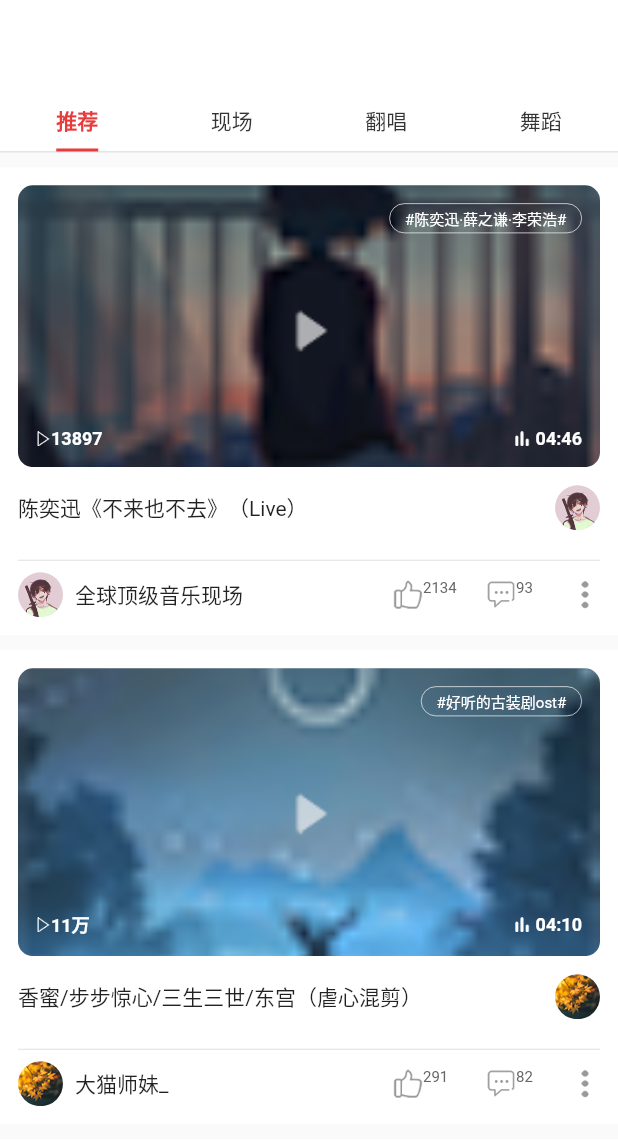
After one commit to huang-weilong/flutter_netease_cloud_music, a Flutter app: the VideoPage screen opened directly, on a phone screen of 412 x 824 dp. The commit adds this screen. Shown: the top 1145 px of the screen. Run offline on Flutter 3.47's test engine with Material 2 defaults, Android fonts, the light colour scheme and no system bars.

Commit message:
视频页

```diff
--- a/lib/constants/f_color.dart
+++ b/lib/constants/f_color.dart
@@ -1,14 +1,14 @@
 import 'package:flutter/material.dart';
 
 class FColor {
-  static final Color primary = Color(0xffe83c3c);
-  static final Color all3 = Color(0xff333333);
-  static final Color all5 = Color(0xff555555);
-  static final Color all6 = Color(0xff666666);
-  static final Color all7 = Color(0xff777777);
-  static final Color all8 = Color(0xff888888);
-  static final Color all9 = Color(0xff999999);
-  static final Color allC = Color(0xffcccccc);
-  static final Color allD = Color(0xffdddddd);
-  static final Color allE = Color(0xffeeeeee);
+  static const Color primary = Color(0xffe83c3c);
+  static const Color all3 = Color(0xff333333);
+  static const Color all5 = Color(0xff555555);
+  static const Color all6 = Color(0xff666666);
+  static const Color all7 = Color(0xff777777);
+  static const Color all8 = Color(0xff888888);
+  static const Color all9 = Color(0xff999999);
+  static const Color allC = Color(0xffcccccc);
+  static const Color allD = Color(0xffdddddd);
+  static const Color allE = Color(0xffeeeeee);
 }
--- a/lib/page/home_page.dart
+++ b/lib/page/home_page.dart
@@ -4,6 +4,7 @@ import 'package:flutter_netease_cloud_music/page/cloud_village_page.dart';
 import 'package:flutter_netease_cloud_music/page/discovery_page.dart';
 import 'package:flutter_netease_cloud_music/page/drawer_page.dart';
 import 'package:flutter_netease_cloud_music/page/mine_page.dart';
+import 'package:flutter_netease_cloud_music/page/video_page.dart';
 import 'package:flutter_netease_cloud_music/widget/sample_layout.dart';
 
 class HomePage extends StatefulWidget {
@@ -52,7 +53,7 @@ class _HomePageState extends State<HomePage> with SingleTickerProviderStateMixin
                 MinePage(),
                 DiscoveryPage(),
                 CloudVillagePage(),
-                Text('视频'),
+                VideoPage(),
               ],
             ),
             Container(
--- /dev/null
+++ b/lib/page/video_page.dart
@@ -0,0 +1,292 @@
+import 'package:flutter/material.dart';
+import 'package:flutter_netease_cloud_music/constants/f_color.dart';
+
+class VideoPage extends StatefulWidget {
+  @override
+  _VideoPageState createState() => _VideoPageState();
+}
+
+class _VideoPageState extends State<VideoPage> {
+  List<Map<String, String>> _tab1CardList = [
+    {
+      'topic': '#陈奕迅·薛之谦·李荣浩#',
+      'playCount': '13897',
+      'videoDuration': '04:46',
+      'title': '陈奕迅《不来也不去》（Live）',
+      'name': '全球顶级音乐现场',
+      'avatar': 'assets/images/public/avatar.jpg',
+      'background': 'assets/images/cover/cover1.png',
+      'like': '2134',
+      'comment': '93',
+    },
+    {
+      'topic': '#好听的古装剧ost#',
+      'playCount': '11万',
+      'videoDuration': '04:10',
+      'title': '香蜜/步步惊心/三生三世/东宫（虐心混剪）',
+      'name': '大猫师妹_',
+      'avatar': 'assets/images/cover/cover4.png',
+      'background': 'assets/images/cover/cover9.png',
+      'like': '291',
+      'comment': '82',
+    },
+    {
+      'topic': '#愿有人待你如初疼你入骨，深情永不辜负#',
+      'playCount': '45万',
+      'videoDuration': '04:41',
+      'title': '动情翻唱金玟岐《爱呀》，小姐姐一抹红唇实在是抢眼',
+      'name': '悦音之声Soundzguitar',
+      'avatar': 'assets/images/cover/cover6.png',
+      'background': 'assets/images/cover/cover11.png',
+      'like': '4021',
+      'comment': '874',
+    },
+  ];
+  List<Map<String, String>> _tab2CardList = [
+    {
+      'topic': '#[作曲：华晨宇]#',
+      'playCount': '67197',
+      'videoDuration': '03:01',
+      'title': '彩虹色的梦 华晨宇演唱会《for forever》万人蹦迪现场',
+      'name': '想吃冰激凌',
+      'avatar': 'assets/images/cover/cover2.png',
+      'background': 'assets/images/cover/cover10.png',
+      'like': '729',
+      'comment': '47',
+    },
+    {
+      'topic': '#评论榜#',
+      'playCount': '32万',
+      'videoDuration': '04:10',
+      'title': '二手玫瑰 如你所愿',
+      'name': 'C大调的姑娘',
+      'avatar': 'assets/images/cover/cover8.png',
+      'background': 'assets/images/cover/cover12.png',
+      'like': '831',
+      'comment': '178',
+    },
+    {
+      'topic': '华晨宇',
+      'playCount': '145万',
+      'videoDuration': '03:31',
+      'title': '华晨宇花花《智商250》湖南小年夜花花逆天嗓音',
+      'name': '音乐热点通',
+      'avatar': 'assets/images/cover/cover9.png',
+      'background': 'assets/images/cover/cover3.png',
+      'like': '3.4万',
+      'comment': '1.8万',
+    },
+  ];
+
+  @override
+  Widget build(BuildContext context) {
+    return DefaultTabController(
+      length: 4,
+      child: Scaffold(
+        body: Column(
+          children: [
+            Container(
+              padding: const EdgeInsets.only(top: 70.0),
+              decoration: BoxDecoration(color: Colors.white, border: Border(bottom: BorderSide(color: FColor.allC, width: 0.5))),
+              child: TabBar(
+                indicatorColor: FColor.primary,
+                indicatorSize: TabBarIndicatorSize.label,
+                labelPadding: EdgeInsets.only(bottom: 8.0),
+                labelColor: FColor.primary,
+                labelStyle: TextStyle(fontWeight: FontWeight.bold),
+                unselectedLabelColor: FColor.all3,
+                unselectedLabelStyle: TextStyle(fontWeight: FontWeight.normal),
+                tabs: [
+                  Text('推荐'),
+                  Text('现场'),
+                  Text('翻唱'),
+                  Text('舞蹈'),
+                ],
+              ),
+            ),
+            Expanded(
+              child: Padding(
+                padding: const EdgeInsets.only(bottom: 54.0),
+                child: TabBarView(children: [
+                  ListView(
+                    children: _tab1CardList
+                        .map((e) => _Tab1Card(
+                              topic: e['topic'],
+                              playCount: e['playCount'],
+                              videoDuration: e['videoDuration'],
+                              title: e['title'],
+                              name: e['name'],
+                              avatar: e['avatar'],
+                              background: e['background'],
+                              like: e['like'],
+                              comment: e['comment'],
+                            ))
+                        .toList(),
+                  ),
+                  ListView(
+                    children: _tab2CardList
+                        .map((e) => _Tab1Card(
+                              topic: e['topic'],
+                              playCount: e['playCount'],
+                              videoDuration: e['videoDuration'],
+                              title: e['title'],
+                              name: e['name'],
+                              avatar: e['avatar'],
+                              background: e['background'],
+                              like: e['like'],
+                              comment: e['comment'],
+                            ))
+                        .toList(),
+                  ),
+                  ListView(
+                    children: _tab1CardList
+                        .map((e) => _Tab1Card(
+                              topic: e['topic'],
+                              playCount: e['playCount'],
+                              videoDuration: e['videoDuration'],
+                              title: e['title'],
+                              name: e['name'],
+                              avatar: e['avatar'],
+                              background: e['background'],
+                              like: e['like'],
+                              comment: e['comment'],
+                            ))
+                        .toList(),
+                  ),
+                  ListView(
+                    children: _tab2CardList
+                        .map((e) => _Tab1Card(
+                              topic: e['topic'],
+                              playCount: e['playCount'],
+                              videoDuration: e['videoDuration'],
+                              title: e['title'],
+                              name: e['name'],
+                              avatar: e['avatar'],
+                              background: e['background'],
+                              like: e['like'],
+                              comment: e['comment'],
+                            ))
+                        .toList(),
+                  ),
+                ]),
+              ),
+            )
+          ],
+        ),
+      ),
+    );
+  }
+}
+
+class _Tab1Card extends StatelessWidget {
+  final String topic;
+  final String playCount;
+  final String videoDuration;
+  final String title;
+  final String name;
+  final String avatar;
+  final String background;
+  final String like;
+  final String comment;
+  _Tab1Card({this.topic, this.playCount, this.videoDuration, this.title, this.name, this.avatar, this.background, this.like, this.comment});
+
+  @override
+  Widget build(BuildContext context) {
+    return Container(
+      color: Colors.white,
+      margin: EdgeInsets.only(top: 10.0),
+      padding: EdgeInsets.all(12.0),
+      child: Column(
+        children: [
+          Container(
+            padding: EdgeInsets.all(12.0),
+            decoration: BoxDecoration(
+              color: Colors.white,
+              borderRadius: BorderRadius.circular(10.0),
+              image: DecorationImage(image: AssetImage(background), fit: BoxFit.cover),
+            ),
+            child: Column(
+              children: [
+                Align(
+                  alignment: Alignment.centerRight,
+                  child: Container(
+                    padding: EdgeInsets.symmetric(horizontal: 10.0, vertical: 2.0),
+                    decoration: BoxDecoration(
+                      border: Border.all(width: 0.5, color: FColor.allE),
+                      borderRadius: BorderRadius.circular(20.0),
+                    ),
+                    child: Text(topic, style: TextStyle(color: Colors.white, fontSize: 10.0)),
+                  ),
+                ),
+                Padding(
+                  padding: const EdgeInsets.symmetric(vertical: 50.0),
+                  child: Image.asset(
+                    'assets/images/public/play2.png',
+                    width: 30.0,
+                    fit: BoxFit.cover,
+                    color: FColor.allE.withOpacity(0.7),
+                  ),
+                ),
+                Row(
+                  children: [
+                    Image.asset('assets/images/public/play1.png', color: Colors.white, width: 10.0),
+                    Expanded(
+                        child: Text(
+                      playCount,
+                      style: TextStyle(color: Colors.white, fontSize: 12.0, fontWeight: FontWeight.bold),
+                    )),
+                    Padding(
+                      padding: const EdgeInsets.only(right: 4.0),
+                      child: Image.asset('assets/images/public/leaderboard.png', width: 10.0),
+                    ),
+                    Text(videoDuration, style: TextStyle(color: Colors.white, fontSize: 12.0, fontWeight: FontWeight.bold)),
+                  ],
+                )
+              ],
+            ),
+          ),
+          Padding(
+            padding: const EdgeInsets.symmetric(vertical: 12.0),
+            child: Row(
+              mainAxisAlignment: MainAxisAlignment.spaceBetween,
+              children: [
+                Expanded(child: Text(title, maxLines: 2, overflow: TextOverflow.ellipsis)),
+                ClipOval(child: Image.asset(avatar, width: 30.0)),
+              ],
+            ),
+          ),
+          Divider(),
+          Row(
+            children: [
+              ClipOval(child: Image.asset(avatar, width: 30.0)),
+              Expanded(
+                  child: Padding(
+                padding: const EdgeInsets.only(left: 8.0),
+                child: Text(name),
+              )),
+              Stack(
+                children: [
+                  Padding(
+                    padding: const EdgeInsets.only(right: 32.0),
+                    child: Image.asset('assets/images/public/like2.png'),
+                  ),
+                  Positioned(left: 20.0, child: Text(like, style: TextStyle(fontSize: 10.0, color: FColor.all6))),
+                ],
+              ),
+              Stack(
+                children: [
+                  Padding(
+                    padding: const EdgeInsets.only(left: 10.0, right: 36.0),
+                    child: Image.asset('assets/images/public/comment.png'),
+                  ),
+                  Positioned(left: 30.0, child: Text(comment, style: TextStyle(fontSize: 10.0, color: FColor.all6))),
+                ],
+              ),
+              Image.asset('assets/images/public/more.png'),
+            ],
+          )
+        ],
+      ),
+    );
+  }
+}
```
Also changed, not shown: assets/images/public/2.0x/comment.png (added), assets/images/public/2.0x/like2.png (added), assets/images/public/2.0x/more.png (added), assets/images/public/3.0x/comment.png (added), assets/images/public/3.0x/like2.png (added), assets/images/public/3.0x/moew.png (added), assets/images/public/comment.png (added), assets/images/public/like2.png (added), assets/images/public/more.png (added).
